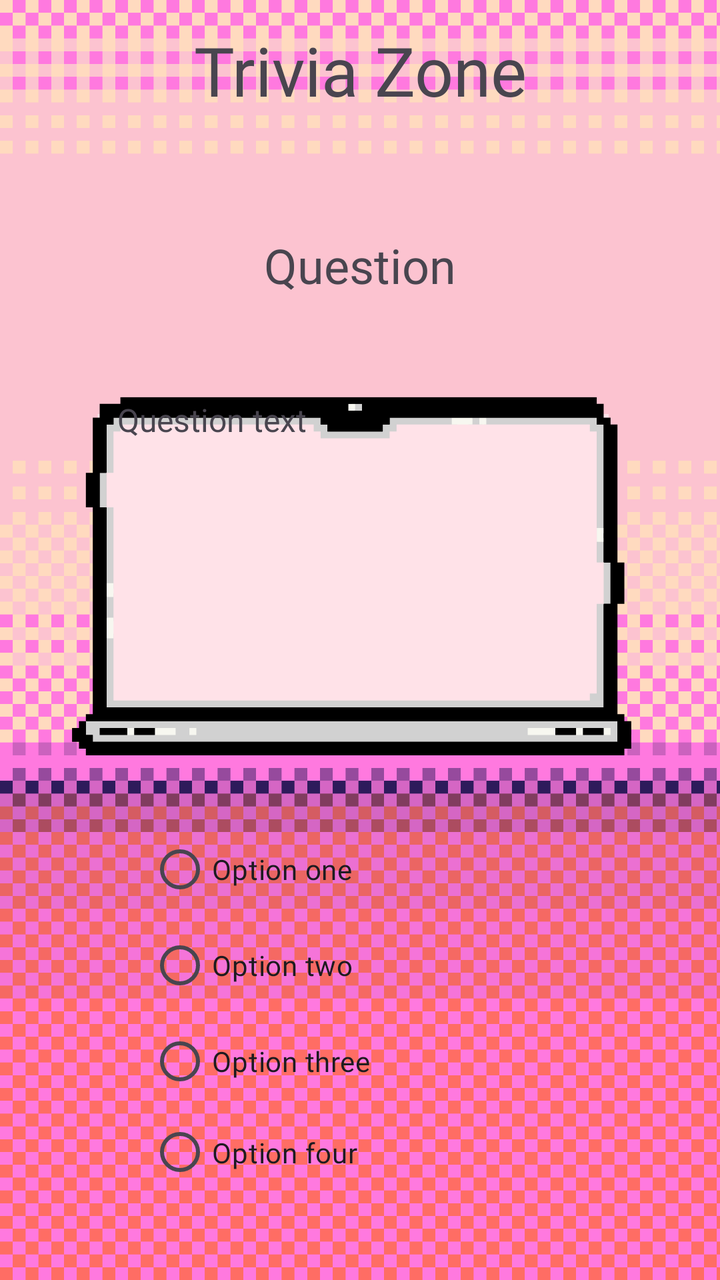
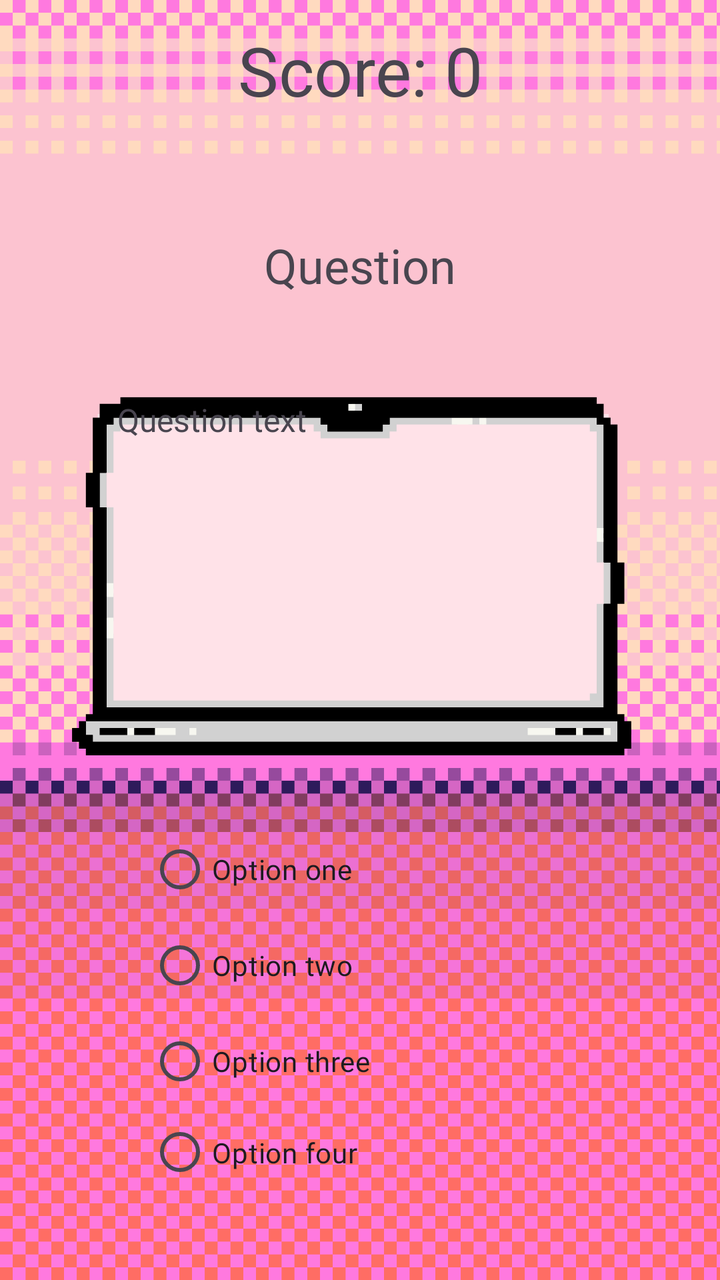

Compare the two renders of this Android layout. The source of the first and the diff that turns it into the second are given below.
<!-- AndroidManifest.xml: application theme Theme.Trivia -->
<!-- res/layout/activity_trivia_zone.xml -->
<?xml version="1.0" encoding="utf-8"?>
<androidx.constraintlayout.widget.ConstraintLayout xmlns:android="http://schemas.android.com/apk/res/android"
    xmlns:app="http://schemas.android.com/apk/res-auto"
    xmlns:tools="http://schemas.android.com/tools"
    android:id="@+id/main"
    android:layout_width="match_parent"
    android:layout_height="match_parent"
    tools:context=".TriviaZone"
    android:background="@drawable/game_background">

    <TextView
        android:id="@+id/tvTriviaZone"
        android:layout_width="wrap_content"
        android:layout_height="wrap_content"
        android:layout_marginStart="176dp"
        android:layout_marginTop="8dp"
        android:layout_marginEnd="176dp"
        android:layout_marginBottom="577dp"
        android:text="Trivia Zone"
        android:textAlignment="center"
        android:textSize="34sp"
        android:fontFamily="@font/pixelify_sans"
        app:layout_constraintBottom_toBottomOf="parent"
        app:layout_constraintEnd_toEndOf="parent"
        app:layout_constraintStart_toStartOf="parent"
        app:layout_constraintTop_toTopOf="parent"
        app:layout_constraintVertical_bias="0.44" />

    <TextView
        android:id="@+id/tvQuestionNum"
        android:layout_width="wrap_content"
        android:layout_height="wrap_content"
        android:layout_marginStart="32dp"
        android:layout_marginTop="32dp"
        android:layout_marginEnd="32dp"
        android:layout_marginBottom="24dp"
        android:text="Question"
        android:textSize="24sp"
        android:fontFamily="@font/pixelify_sans"
        app:layout_constraintBottom_toTopOf="@+id/tvQuestionText"
        app:layout_constraintEnd_toEndOf="parent"
        app:layout_constraintStart_toStartOf="parent"
        app:layout_constraintTop_toBottomOf="@+id/tvTriviaZone"
        app:layout_constraintVertical_bias="0.0" />

    <TextView
        android:id="@+id/tvQuestionText"
        android:layout_width="244dp"
        android:layout_height="118dp"
        android:layout_marginStart="66dp"
        android:layout_marginEnd="66dp"
        android:layout_marginBottom="60dp"
        android:text="Question text"
        android:textSize="16sp"
        android:fontFamily="@font/pixelify_sans"
        app:layout_constraintBottom_toTopOf="@+id/rgQuestionOptions"
        app:layout_constraintEnd_toEndOf="parent"
        app:layout_constraintHorizontal_bias="0.473"
        app:layout_constraintStart_toStartOf="parent"
        app:layout_constraintTop_toBottomOf="@+id/tvQuestionNum" />

    <RadioGroup
        android:id="@+id/rgQuestionOptions"
        android:layout_width="212dp"
        android:layout_height="187dp"
        android:layout_marginStart="32dp"
        android:layout_marginTop="7dp"
        android:layout_marginEnd="32dp"
        android:layout_marginBottom="16dp"
        app:layout_constraintBottom_toBottomOf="parent"
        app:layout_constraintEnd_toEndOf="parent"
        app:layout_constraintStart_toStartOf="parent"
        app:layout_constraintTop_toBottomOf="@+id/tvQuestionText">

        <RadioButton
            android:id="@+id/rbOptionOne"
            android:layout_width="match_parent"
            android:layout_height="wrap_content"
            android:text="Option one"
            android:textAlignment="viewStart"
            android:fontFamily="@font/pixelify_sans"/>

        <RadioButton
            android:id="@+id/rbOptionTwo"
            android:layout_width="match_parent"
            android:layout_height="wrap_content"
            android:text="Option two"
            android:fontFamily="@font/pixelify_sans"/>

        <RadioButton
            android:id="@+id/rbOptionThree"
            android:layout_width="match_parent"
            android:layout_height="wrap_content"
            android:text="Option three"
            android:fontFamily="@font/pixelify_sans"/>

        <RadioButton
            android:id="@+id/rbOptionFour"
            android:layout_width="match_parent"
            android:layout_height="wrap_content"
            android:text="Option four"
            android:fontFamily="@font/pixelify_sans"/>

    </RadioGroup>

</androidx.constraintlayout.widget.ConstraintLayout>
<!-- resources referenced by this layout -->
<resources>
  <!-- drawable game_background: png bitmap (drawable, 23188 bytes) -->
  <style name="Theme.Trivia" parent="Base.Theme.Trivia" />
  <style name="Base.Theme.Trivia" parent="Theme.Material3.DayNight.NoActionBar">
          
          
      </style>
</resources>

<!-- the commit's change to res/layout/activity_trivia_zone.xml (unified diff, before → after) -->
@@ -9,17 +9,17 @@
     android:background="@drawable/game_background">
 
     <TextView
-        android:id="@+id/tvTriviaZone"
+        android:id="@+id/tvScore"
         android:layout_width="wrap_content"
         android:layout_height="wrap_content"
         android:layout_marginStart="176dp"
         android:layout_marginTop="8dp"
         android:layout_marginEnd="176dp"
         android:layout_marginBottom="577dp"
-        android:text="Trivia Zone"
+        android:fontFamily="@font/pixelify_sans"
+        android:text="Score: 0"
         android:textAlignment="center"
         android:textSize="34sp"
-        android:fontFamily="@font/pixelify_sans"
         app:layout_constraintBottom_toBottomOf="parent"
         app:layout_constraintEnd_toEndOf="parent"
         app:layout_constraintStart_toStartOf="parent"
@@ -40,7 +40,7 @@
         app:layout_constraintBottom_toTopOf="@+id/tvQuestionText"
         app:layout_constraintEnd_toEndOf="parent"
         app:layout_constraintStart_toStartOf="parent"
-        app:layout_constraintTop_toBottomOf="@+id/tvTriviaZone"
+        app:layout_constraintTop_toBottomOf="@+id/tvScore"
         app:layout_constraintVertical_bias="0.0" />
 
     <TextView
